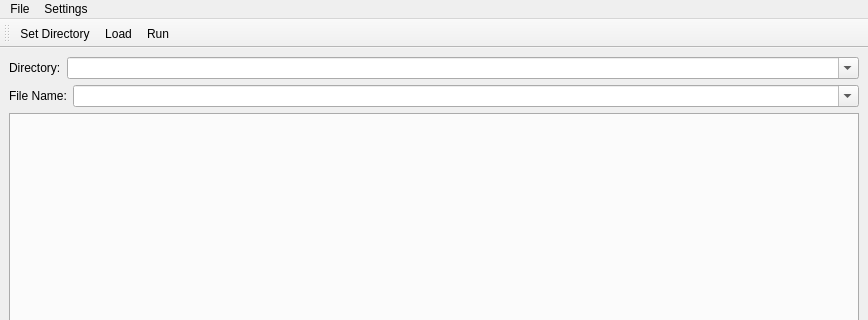
Old version of the form UI/MainWindow.ui in the repository towel42-com/MediaManager; both pictures show x 0 to 868 and y 0 to 320 of the 868 by 840 pixel window.
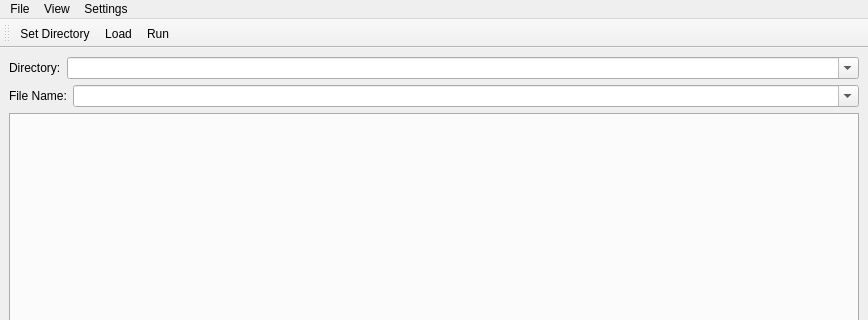
New version of the form. Icons and pictures are not drawn. Custom widgets are drawn as their Qt base class.

The edit to the form file:
```diff
--- a/UI/MainWindow.ui
+++ b/UI/MainWindow.ui
@@ -113,7 +113,13 @@
     </property>
     <addaction name="actionPreferences"/>
    </widget>
+   <widget class="QMenu" name="menuView">
+    <property name="title">
+     <string>View</string>
+    </property>
+   </widget>
    <addaction name="menuFile"/>
+   <addaction name="menuView"/>
    <addaction name="menuSettings"/>
   </widget>
   <widget class="QStatusBar" name="statusbar"/>
```
